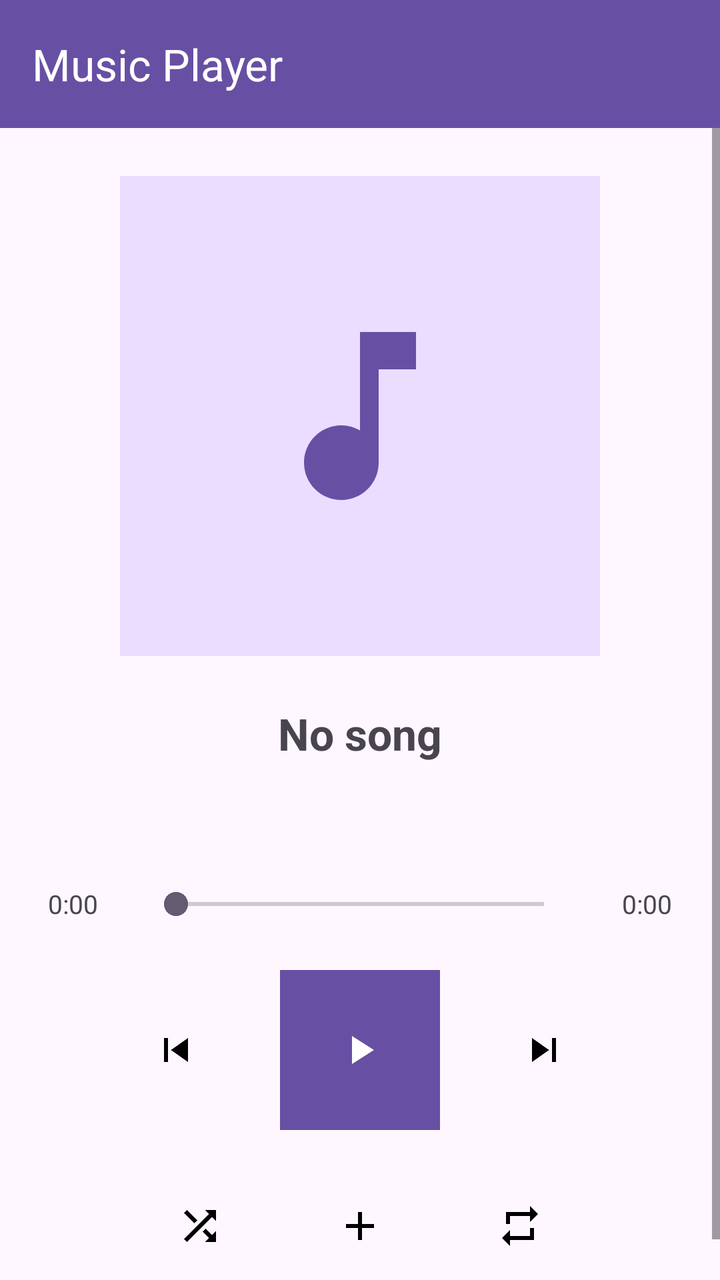
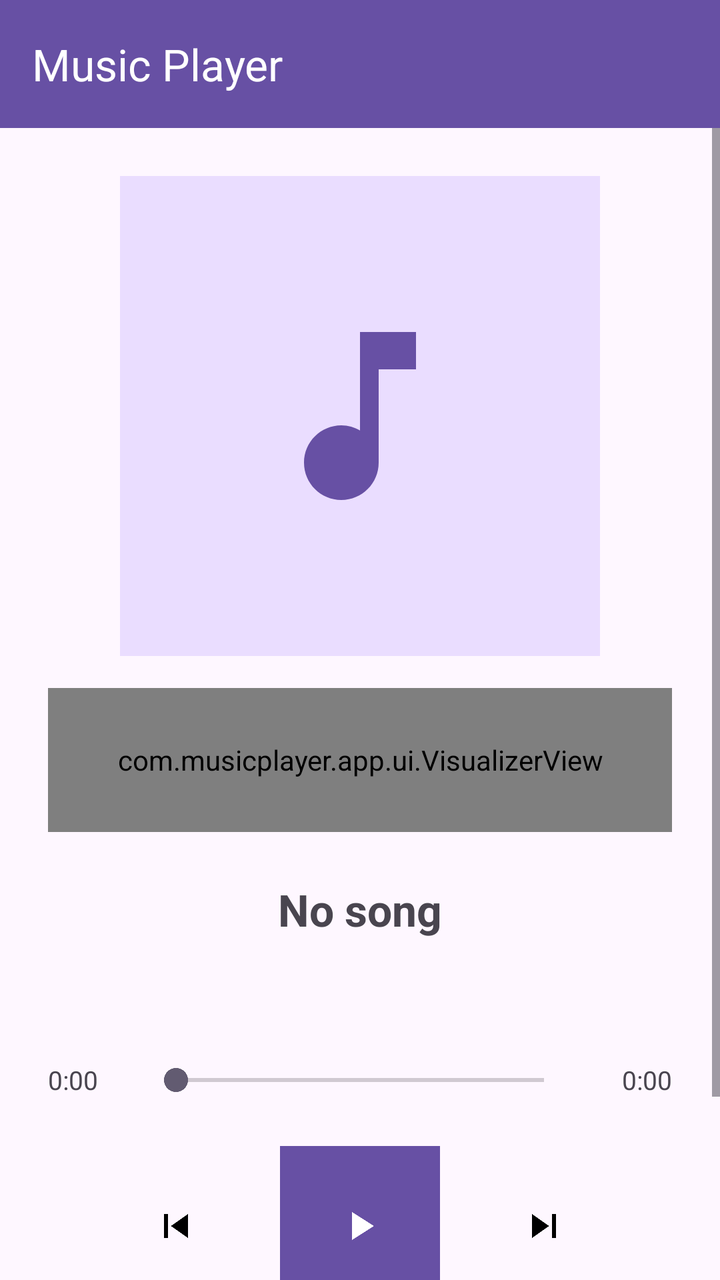

Compare the two renders of this Android layout. The source of the first and the diff that turns it into the second are given below.
<!-- AndroidManifest.xml: application theme Theme.MusicPlayer -->
<!-- res/layout/activity_player.xml -->
<?xml version="1.0" encoding="utf-8"?>
<LinearLayout xmlns:android="http://schemas.android.com/apk/res/android"
    xmlns:app="http://schemas.android.com/apk/res-auto"
    android:layout_width="match_parent"
    android:layout_height="match_parent"
    android:orientation="vertical">

    <androidx.appcompat.widget.Toolbar
        android:id="@+id/toolbar"
        android:layout_width="match_parent"
        android:layout_height="?attr/actionBarSize"
        android:background="?attr/colorPrimary"
        app:title="@string/app_name"
        app:titleTextColor="@color/md_theme_onPrimary" />

    <ScrollView
        android:layout_width="match_parent"
        android:layout_height="0dp"
        android:layout_weight="1"
        android:fillViewport="true">

        <LinearLayout
            android:layout_width="match_parent"
            android:layout_height="wrap_content"
            android:gravity="center_horizontal"
            android:orientation="vertical"
            android:padding="24dp">

            <ImageView
                android:layout_width="240dp"
                android:layout_height="240dp"
                android:background="@color/album_placeholder_background"
                android:padding="64dp"
                android:src="@drawable/ic_music"
                android:tint="@color/md_theme_primary" />

            <TextView
                android:id="@+id/songTitle"
                android:layout_width="match_parent"
                android:layout_height="wrap_content"
                android:layout_marginTop="24dp"
                android:ellipsize="end"
                android:gravity="center"
                android:maxLines="2"
                android:text="@string/no_song"
                android:textSize="22sp"
                android:textStyle="bold" />

            <TextView
                android:id="@+id/songArtist"
                android:layout_width="match_parent"
                android:layout_height="wrap_content"
                android:layout_marginTop="8dp"
                android:ellipsize="end"
                android:gravity="center"
                android:maxLines="1"
                android:textSize="16sp" />

            <LinearLayout
                android:layout_width="match_parent"
                android:layout_height="wrap_content"
                android:layout_marginTop="32dp"
                android:gravity="center_vertical"
                android:orientation="horizontal">

                <TextView
                    android:id="@+id/currentTime"
                    android:layout_width="48dp"
                    android:layout_height="wrap_content"
                    android:text="0:00"
                    android:textSize="13sp" />

                <SeekBar
                    android:id="@+id/seekBar"
                    android:layout_width="0dp"
                    android:layout_height="wrap_content"
                    android:layout_weight="1" />

                <TextView
                    android:id="@+id/totalTime"
                    android:layout_width="48dp"
                    android:layout_height="wrap_content"
                    android:gravity="end"
                    android:text="0:00"
                    android:textSize="13sp" />

            </LinearLayout>

            <LinearLayout
                android:layout_width="match_parent"
                android:layout_height="wrap_content"
                android:layout_marginTop="24dp"
                android:gravity="center"
                android:orientation="horizontal">

                <ImageButton
                    android:id="@+id/previousButton"
                    android:layout_width="56dp"
                    android:layout_height="56dp"
                    android:background="?attr/selectableItemBackgroundBorderless"
                    android:contentDescription="@string/previous"
                    android:src="@drawable/ic_previous" />

                <ImageButton
                    android:id="@+id/playPauseButton"
                    android:layout_width="80dp"
                    android:layout_height="80dp"
                    android:layout_marginStart="24dp"
                    android:layout_marginEnd="24dp"
                    android:background="@drawable/ic_launcher_background"
                    android:contentDescription="@string/play"
                    android:src="@drawable/ic_play"
                    android:tint="@color/md_theme_onPrimary" />

                <ImageButton
                    android:id="@+id/nextButton"
                    android:layout_width="56dp"
                    android:layout_height="56dp"
                    android:background="?attr/selectableItemBackgroundBorderless"
                    android:contentDescription="@string/next"
                    android:src="@drawable/ic_next" />

            </LinearLayout>

            <LinearLayout
                android:layout_width="match_parent"
                android:layout_height="wrap_content"
                android:layout_marginTop="24dp"
                android:gravity="center"
                android:orientation="horizontal">

                <ImageButton
                    android:id="@+id/shuffleButton"
                    android:layout_width="48dp"
                    android:layout_height="48dp"
                    android:background="?attr/selectableItemBackgroundBorderless"
                    android:contentDescription="@string/shuffle"
                    android:src="@drawable/ic_shuffle" />

                <ImageButton
                    android:id="@+id/addToPlaylistButton"
                    android:layout_width="48dp"
                    android:layout_height="48dp"
                    android:layout_marginStart="32dp"
                    android:layout_marginEnd="32dp"
                    android:background="?attr/selectableItemBackgroundBorderless"
                    android:contentDescription="@string/add_to_playlist"
                    android:src="@drawable/ic_add" />

                <FrameLayout
                    android:layout_width="48dp"
                    android:layout_height="48dp">

                    <ImageButton
                        android:id="@+id/repeatButton"
                        android:layout_width="48dp"
                        android:layout_height="48dp"
                        android:background="?attr/selectableItemBackgroundBorderless"
                        android:contentDescription="@string/repeat"
                        android:src="@drawable/ic_repeat" />

                    <TextView
                        android:id="@+id/repeatBadge"
                        android:layout_width="wrap_content"
                        android:layout_height="wrap_content"
                        android:layout_gravity="bottom|end"
                        android:text="1"
                        android:textColor="@color/md_theme_primary"
                        android:textSize="11sp"
                        android:textStyle="bold"
                        android:visibility="gone" />

                </FrameLayout>

            </LinearLayout>

        </LinearLayout>

    </ScrollView>

</LinearLayout>
<!-- resources referenced by this layout -->
<resources>
  <color name="album_placeholder_background">#EADDFF</color>
  <color name="md_theme_onPrimary">#FFFFFF</color>
  <color name="md_theme_primary">#6750A4</color>
  <!-- drawable ic_add (drawable) -->
  <?xml version="1.0" encoding="utf-8"?>
  <vector xmlns:android="http://schemas.android.com/apk/res/android"
      android:width="24dp"
      android:height="24dp"
      android:viewportWidth="24"
      android:viewportHeight="24">
      <path
          android:fillColor="#000000"
          android:pathData="M19 13h-6v6h-2v-6H5v-2h6V5h2v6h6v2z" />
  </vector>
  <!-- drawable ic_launcher_background (drawable) -->
  <?xml version="1.0" encoding="utf-8"?>
  <vector xmlns:android="http://schemas.android.com/apk/res/android"
      android:width="108dp"
      android:height="108dp"
      android:viewportWidth="108"
      android:viewportHeight="108">
      <path
          android:fillColor="#6750A4"
          android:pathData="M0,0h108v108H0z" />
  </vector>
  <!-- drawable ic_music (drawable) -->
  <?xml version="1.0" encoding="utf-8"?>
  <vector xmlns:android="http://schemas.android.com/apk/res/android"
      android:width="24dp"
      android:height="24dp"
      android:viewportWidth="24"
      android:viewportHeight="24">
      <path
          android:fillColor="#000000"
          android:pathData="M12 3v10.55c-0.59-0.34-1.27-0.55-2-0.55-2.21 0-4 1.79-4 4s1.79 4 4 4 4-1.79 4-4V7h4V3h-6z" />
  </vector>
  <!-- drawable ic_next (drawable) -->
  <?xml version="1.0" encoding="utf-8"?>
  <vector xmlns:android="http://schemas.android.com/apk/res/android"
      android:width="24dp"
      android:height="24dp"
      android:viewportWidth="24"
      android:viewportHeight="24">
      <path
          android:fillColor="#000000"
          android:pathData="M6 18l8.5-6L6 6v12zM16 6v12h2V6h-2z" />
  </vector>
  <!-- drawable ic_play (drawable) -->
  <?xml version="1.0" encoding="utf-8"?>
  <vector xmlns:android="http://schemas.android.com/apk/res/android"
      android:width="24dp"
      android:height="24dp"
      android:viewportWidth="24"
      android:viewportHeight="24">
      <path
          android:fillColor="#000000"
          android:pathData="M8 5v14l11-7z" />
  </vector>
  <!-- drawable ic_previous (drawable) -->
  <?xml version="1.0" encoding="utf-8"?>
  <vector xmlns:android="http://schemas.android.com/apk/res/android"
      android:width="24dp"
      android:height="24dp"
      android:viewportWidth="24"
      android:viewportHeight="24">
      <path
          android:fillColor="#000000"
          android:pathData="M6 6h2v12H6zm3.5 6l8.5 6V6z" />
  </vector>
  <!-- drawable ic_repeat (drawable) -->
  <?xml version="1.0" encoding="utf-8"?>
  <vector xmlns:android="http://schemas.android.com/apk/res/android"
      android:width="24dp"
      android:height="24dp"
      android:viewportWidth="24"
      android:viewportHeight="24">
      <path
          android:fillColor="#000000"
          android:pathData="M7 7h10v3l4-4-4-4v3H5v6h2V7zm10 10H7v-3l-4 4 4 4v-3h12v-6h-2v4z" />
  </vector>
  <string name="add_to_playlist">Add to playlist</string>
  <string name="app_name">Music Player</string>
  <string name="next">Next</string>
  <string name="no_song">No song</string>
  <string name="play">Play</string>
  <string name="previous">Previous</string>
  <string name="repeat">Repeat</string>
  <string name="shuffle">Shuffle</string>
  <style name="Theme.MusicPlayer" parent="Theme.Material3.DayNight.NoActionBar">
          <item name="colorPrimary">@color/md_theme_primary</item>
          <item name="colorOnPrimary">@color/md_theme_onPrimary</item>
          <item name="colorPrimaryContainer">@color/md_theme_primaryContainer</item>
          <item name="colorSecondary">@color/md_theme_secondary</item>
          <item name="colorSurface">@color/md_theme_surface</item>
          <item name="colorOnSurface">@color/md_theme_onSurface</item>
      </style>
  <color name="md_theme_primaryContainer">#EADDFF</color>
  <color name="md_theme_secondary">#625B71</color>
  <color name="md_theme_surface">#FFFBFE</color>
  <color name="md_theme_onSurface">#1C1B1F</color>
  <!-- unchanged entries left out for length: 1 -->
</resources>

<!-- the commit's change to res/layout/activity_player.xml (unified diff, before → after) -->
@@ -33,6 +33,12 @@
                 android:padding="64dp"
                 android:src="@drawable/ic_music"
                 android:tint="@color/md_theme_primary" />
+
+            <com.musicplayer.app.ui.VisualizerView
+                android:id="@+id/visualizerView"
+                android:layout_width="match_parent"
+                android:layout_height="72dp"
+                android:layout_marginTop="16dp" />
 
             <TextView
                 android:id="@+id/songTitle"
